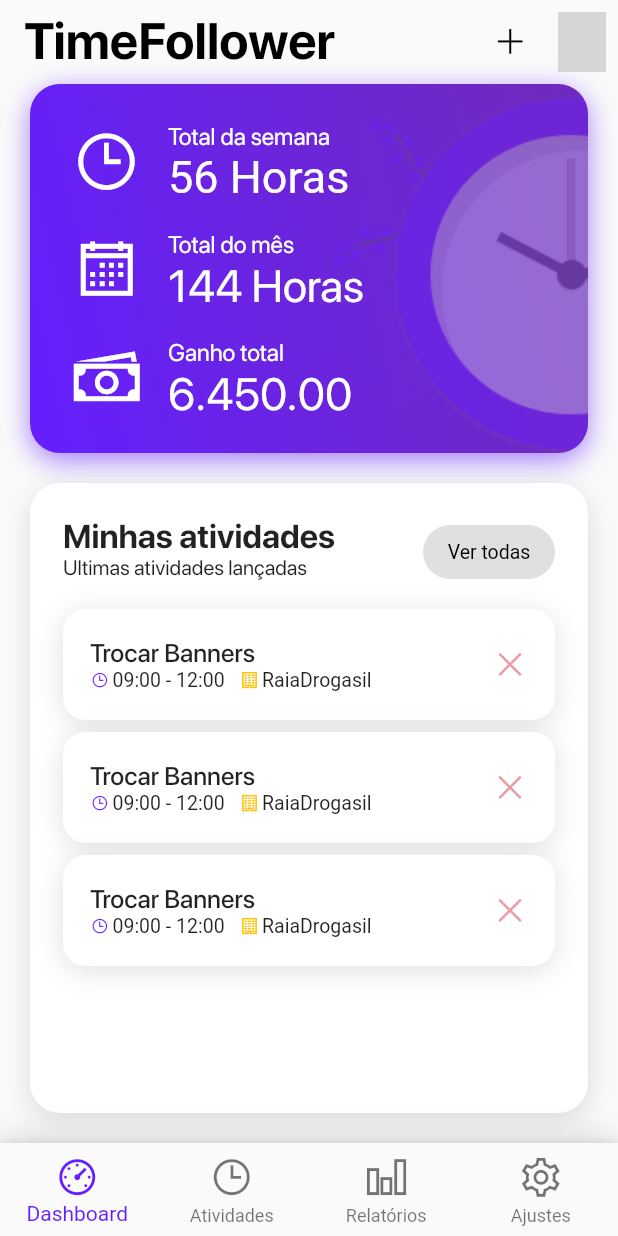
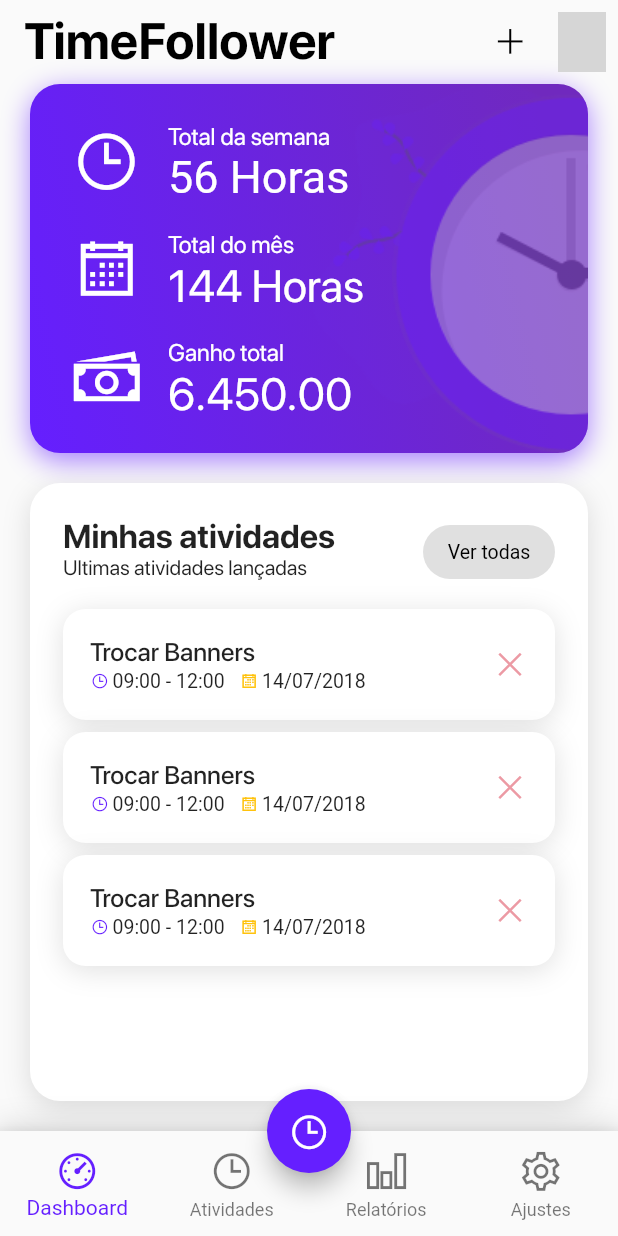
Before and after one commit to felipealmeida948/timefollower, a Flutter app: the screen it shows after launch, on a phone screen of 412 x 824 dp. Run offline on Flutter 3.47's test engine with Material 2 defaults, Android fonts, the phone set to English and light mode, and no system bars; drawn by our look-alikes of sliding_up_panel; our stand-ins replace flutter_svg; missing offline and left inert: flutter_statusbarcolor; network calls fail; project files that could hold a hidden picture were left out; grey boxes are pictures that could not be loaded.

Commit message:
Painel de iniciar tempo e ajustes na pagina dashboard

```diff
--- a/lib/ui/dashboard_page.dart
+++ b/lib/ui/dashboard_page.dart
@@ -12,6 +12,7 @@ class _DashboardPageState extends State<DashboardPage> {
   @override
   Widget build(BuildContext context) {
     return Scaffold(
+
       appBar: AppBar(
         brightness: Brightness.light,
         actions: <Widget>[
@@ -294,7 +295,7 @@ class _DashboardPageState extends State<DashboardPage> {
               crossAxisAlignment: CrossAxisAlignment.start,
               children: <Widget>[
                 Container(
-                  margin: EdgeInsets.only(bottom: 1.0),
+                  margin: EdgeInsets.only(bottom: 2.0),
                   child: Text(
                     "Trocar Banners",
                     style: TextStyle(
@@ -329,14 +330,14 @@ class _DashboardPageState extends State<DashboardPage> {
                       child: Row(
                         children: <Widget>[
                           Icon(
-                            LineAwesome.building,
+                            LineAwesome.calendar_1,
                             size: 13.0,
                             color: Colors.amber,
                           ),
                           Container(
                             margin: EdgeInsets.only(left: 2.0),
                             child: Text(
-                              "RaiaDrogasil",
+                              "14/07/2018",
                               style: TextStyle(
                                 fontSize: 13.0,
                               ),
--- a/lib/ui/home_page.dart
+++ b/lib/ui/home_page.dart
@@ -1,10 +1,11 @@
 import 'package:flutter/services.dart';
 import 'package:timefollower/presentation/line_awesome_icons.dart';
 import 'package:flutter_statusbarcolor/flutter_statusbarcolor.dart';
+import 'package:sliding_up_panel/sliding_up_panel.dart';
 
 import 'package:timefollower/ui/dashboard_page.dart';
 import 'package:timefollower/ui/tasks_page.dart';
-import 'package:timefollower/ui/new_taks_page.dart';
+// import 'package:timefollower/ui/new_taks_page.dart';
 import 'package:timefollower/ui/reports_page.dart';
 import 'package:timefollower/ui/settings_page.dart';
 
@@ -23,6 +24,7 @@ class HomePage extends StatefulWidget {
 
 class _HomePageState extends State<HomePage> {
   int _selectedIndex = 0;
+  PanelController _pc = new PanelController();
 
   Widget callPage(int currentIndex) {
     switch (currentIndex) {
@@ -30,8 +32,6 @@ class _HomePageState extends State<HomePage> {
         return DashboardPage();
       case 1:
         return TasksPaga();
-      // case 2:
-      //   return NewTaskPage();
       case 2:
         return ReportsPage();
       case 3:
@@ -41,15 +41,37 @@ class _HomePageState extends State<HomePage> {
 
   @override
   Widget build(BuildContext context) {
+    BorderRadiusGeometry radius = BorderRadius.only(
+      topLeft: Radius.circular(20.0),
+      topRight: Radius.circular(20.0),
+    );
+
     FlutterStatusbarcolor.setStatusBarColor(Colors.transparent);
     return Scaffold(
-
-      // backgroundColor: Colors.transparent,
+      body: SlidingUpPanel(
+        maxHeight: 270.0,
+        backdropOpacity: 0.7,
+        backdropEnabled: true,
+        borderRadius: radius,
+        controller: _pc,
+        minHeight: 0,
+        panel: _panelNewTask(context),
+        body: Scaffold(
+          floatingActionButtonLocation: FloatingActionButtonLocation.centerDocked,
+          floatingActionButton: FloatingActionButton(
+            onPressed: () => _pc.open(),
+            child: Icon(
+              LineAwesome.clock_o,
+              size: 30.0,
+            ),
+          ),
           body: Container(
             // color: Colors.transparent,
             child: callPage(_selectedIndex),
           ),
           bottomNavigationBar: Container(
+            height:
+                Theme.of(context).platform == TargetPlatform.iOS ? null : 70.0,
             decoration: BoxDecoration(
               color: Colors.white,
               shape: BoxShape.rectangle,
@@ -74,6 +96,16 @@ class _HomePageState extends State<HomePage> {
                     ),
                   ),
                 ),
+                // BottomNavigationBarItem(
+                //   icon: Icon(LineAwesome.plus),
+                //   title: Text(
+                //     'Novo',
+                //     style: TextStyle(
+                //       fontSize: 12.0,
+                //       fontFamily: 'SFDisplayPro',
+                //     ),
+                //   ),
+                // ),
                 BottomNavigationBarItem(
                   icon: Icon(LineAwesome.clock_o),
                   title: Text(
@@ -84,16 +116,6 @@ class _HomePageState extends State<HomePage> {
                     ),
                   ),
                 ),
-            // BottomNavigationBarItem(
-            //   icon: Icon(LineAwesome.plus),
-            //   title: Text(
-            //     'Novo',
-            //     style: TextStyle(
-            //       fontSize: 12.0,
-            //       fontFamily: 'SFDisplayPro',
-            //     ),
-            //   ),
-            // ),
                 BottomNavigationBarItem(
                   icon: Icon(LineAwesome.bar_chart),
                   title: Text(
@@ -125,6 +147,99 @@ class _HomePageState extends State<HomePage> {
               },
             ),
           ),
+        ),
+      ),
     );
   }
 }
+
+Widget _panelNewTask(BuildContext context) {
+  return Container(
+    padding: EdgeInsets.all(30.0),
+    child: Column(
+      crossAxisAlignment: CrossAxisAlignment.start,
+      children: <Widget>[
+        Container(
+          child: Text(
+            "Iniciar Tempo",
+            style: TextStyle(
+              fontFamily: 'SFDisplayPro',
+              fontSize: 22.0,
+              fontWeight: FontWeight.w800,
+            ),
+          ),
+        ),
+        Container(
+          margin: EdgeInsets.only(top: 2.0),
+          child: Text(
+            "Informe a atividade, mas não se preocupe você pode inserir um nome mais tarde.",
+            style: TextStyle(
+              fontFamily: 'SFDisplayPro',
+              color: Colors.black87,
+            ),
+          ),
+        ),
+        Container(
+          transform: Matrix4.translationValues(0.0, -5.0, 0.0),
+          margin: EdgeInsets.only(bottom: 25.0),
+          child: TextField(
+            textCapitalization: TextCapitalization.words,
+            decoration: InputDecoration(
+                enabledBorder: const UnderlineInputBorder(
+                  borderSide: const BorderSide(
+                    color: Colors.black38,
+                    width: 0.0,
+                  ),
+                ),
+                alignLabelWithHint: true,
+                labelText: "Nome da atividade",
+                labelStyle: TextStyle(fontWeight: FontWeight.normal)),
+            style: TextStyle(
+                fontFamily: 'SFDisplayPro',
+                fontSize: 22.0,
+                fontWeight: FontWeight.w500),
+          ),
+        ),
+        Container(
+          decoration: BoxDecoration(
+            borderRadius: BorderRadius.circular(30.0),
+            gradient: LinearGradient(
+              begin: Alignment.bottomLeft,
+              end: Alignment(
+                  1.0, 0.3), // 10% of the width, so there are ten blinds.
+              colors: [
+                const Color(0xFF651FFF),
+                const Color(0xFF7029BE),
+              ], // whitish to gray
+            ),
+          ),
+          child: RaisedButton(
+            onPressed: () {},
+            textColor: Colors.white,
+            color: Colors.transparent,
+            elevation: 0,
+            padding: EdgeInsets.symmetric(
+              vertical: 14.0,
+            ),
+            shape: RoundedRectangleBorder(
+              borderRadius: BorderRadius.circular(30.0),
+            ),
+            child: SizedBox(
+              width: double.infinity,
+              child: Text(
+                'Iniciar Tempo',
+                textAlign: TextAlign.center,
+                style: TextStyle(
+                  fontFamily: 'SFDisplayPro',
+                  fontSize: 18.0,
+                  fontWeight: FontWeight.normal,
+                  letterSpacing: 0.5,
+                ),
+              ),
+            ),
+          ),
+        ),
+      ],
+    ),
+  );
+}
--- a/pubspec.yaml
+++ b/pubspec.yaml
@@ -26,6 +26,7 @@ dependencies:
   rubber: ^0.2.7
   flutter_statusbarcolor: any
   flutter_svg: ^0.12.4
+  sliding_up_panel: ^0.3.4
 
 
 dev_dependencies:
```
Also changed, not shown: pubspec.lock. Lines whose indentation alone changed are shown as unchanged.
